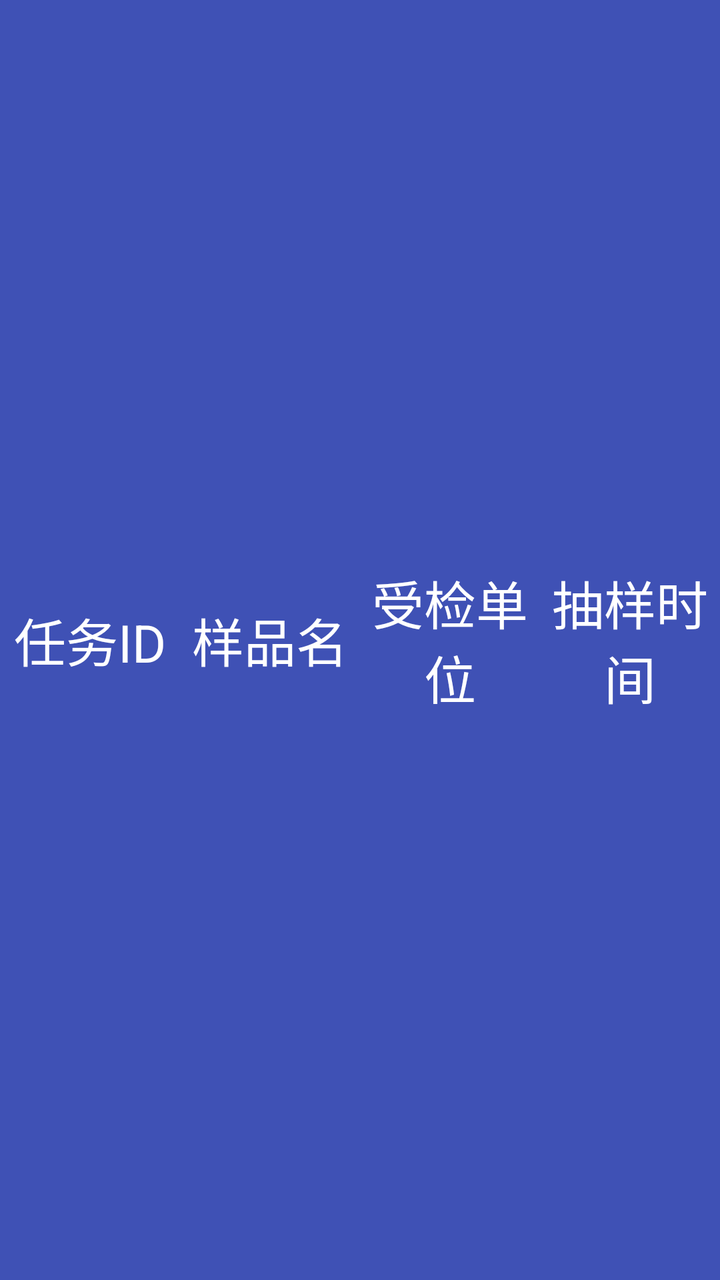
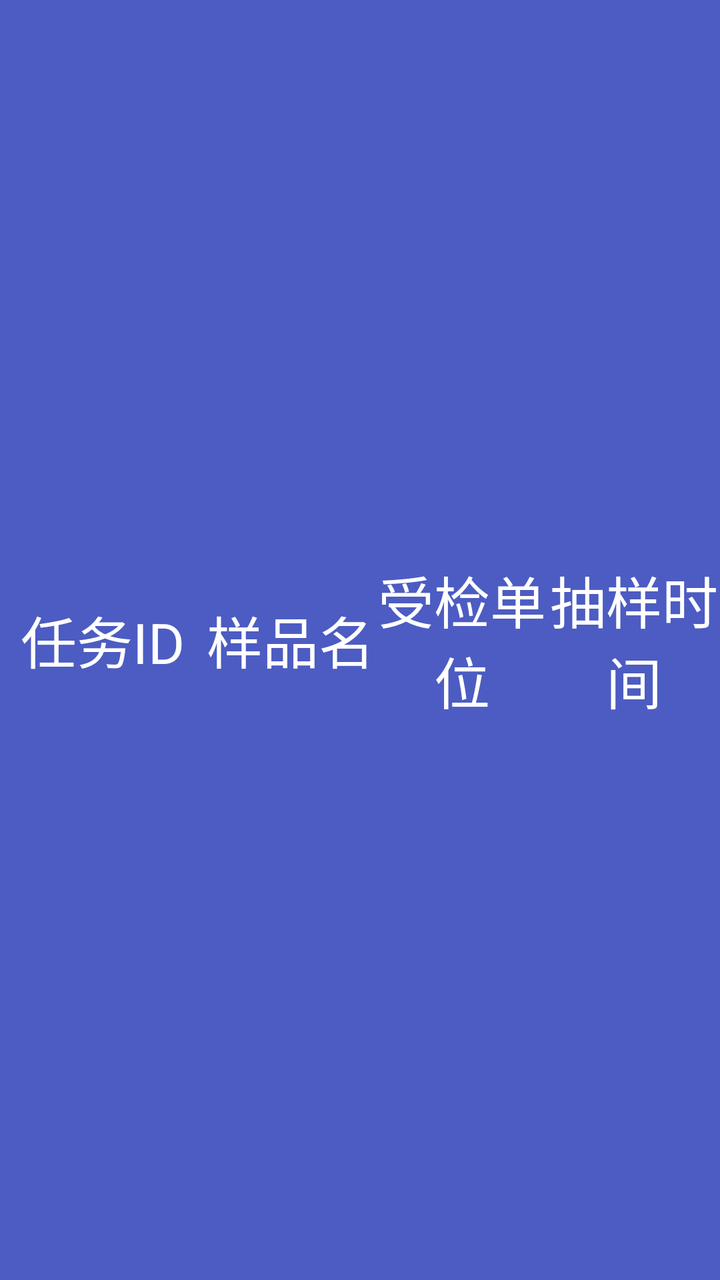

Compare the two renders of this Android layout. The source of the first and the diff that turns it into the second are given below.
<!-- AndroidManifest.xml: application theme AppTheme -->
<!-- res/layout/item_task_list_header.xml -->
<?xml version="1.0" encoding="utf-8"?>
<LinearLayout xmlns:android="http://schemas.android.com/apk/res/android"
    android:layout_width="match_parent"
    android:layout_height="wrap_content"
    android:background="@color/colorPrimary"
    android:orientation="horizontal"
    android:paddingTop="5dp"
    android:paddingBottom="5dp">

    <TextView
        android:id="@+id/tv_id"
        android:layout_width="0dp"
        android:layout_height="match_parent"
        android:layout_weight="1"
        android:gravity="center"
        android:text="任务ID"
        android:textColor="@color/white"
        android:textSize="26sp" />

    <TextView
        android:id="@+id/tv_name"
        android:layout_width="0dp"
        android:layout_height="match_parent"
        android:layout_weight="1"
        android:gravity="center"
        android:text="样品名"
        android:textColor="@color/white"
        android:textSize="26sp" />

    <TextView
        android:id="@+id/tv_bjdw"
        android:layout_width="0dp"
        android:gravity="center"
        android:text="受检单位"
        android:layout_height="match_parent"
        android:layout_weight="1"
        android:textColor="@color/white"
        android:textSize="26sp" />

    <TextView
        android:id="@+id/tv_time"
        android:layout_width="0dp"
        android:gravity="center"
        android:text="抽样时间"
        android:layout_height="match_parent"
        android:layout_weight="1"
        android:textColor="@color/white"
        android:textSize="26sp" />
</LinearLayout>
<!-- resources referenced by this layout -->
<resources>
  <color name="colorPrimary">#3F51B5</color>
  <color name="white">#ffffff</color>
  <style name="AppTheme" parent="Theme.AppCompat.Light.DarkActionBar">
          
          <item name="android:windowNoTitle">true</item>
          <item name="android:windowFullscreen">true</item>
      </style>
</resources>

<!-- the commit's change to res/layout/item_task_list_header.xml (unified diff, before → after) -->
@@ -2,7 +2,7 @@
 <LinearLayout xmlns:android="http://schemas.android.com/apk/res/android"
     android:layout_width="match_parent"
     android:layout_height="wrap_content"
-    android:background="@color/colorPrimary"
+    android:background="@color/colorPrimaryDark"
     android:orientation="horizontal"
     android:paddingTop="5dp"
     android:paddingBottom="5dp">
@@ -11,11 +11,11 @@
         android:id="@+id/tv_id"
         android:layout_width="0dp"
         android:layout_height="match_parent"
-        android:layout_weight="1"
+        android:layout_weight="1.2"
         android:gravity="center"
         android:text="任务ID"
         android:textColor="@color/white"
-        android:textSize="26sp" />
+        android:textSize="28sp" />
 
     <TextView
         android:id="@+id/tv_name"
@@ -25,7 +25,7 @@
         android:gravity="center"
         android:text="样品名"
         android:textColor="@color/white"
-        android:textSize="26sp" />
+        android:textSize="28sp" />
 
     <TextView
         android:id="@+id/tv_bjdw"
@@ -35,7 +35,7 @@
         android:layout_height="match_parent"
         android:layout_weight="1"
         android:textColor="@color/white"
-        android:textSize="26sp" />
+        android:textSize="28sp" />
 
     <TextView
         android:id="@+id/tv_time"
@@ -45,5 +45,5 @@
         android:layout_height="match_parent"
         android:layout_weight="1"
         android:textColor="@color/white"
-        android:textSize="26sp" />
+        android:textSize="28sp" />
 </LinearLayout>
<!-- resource entries referenced after the edit -->
@@ -1,6 +1,6 @@
 <!-- resources referenced by this layout -->
 <resources>
-  <color name="colorPrimary">#3F51B5</color>
+  <color name="colorPrimaryDark">#4C5CC2</color>
   <color name="white">#ffffff</color>
   <style name="AppTheme" parent="Theme.AppCompat.Light.DarkActionBar">
           
